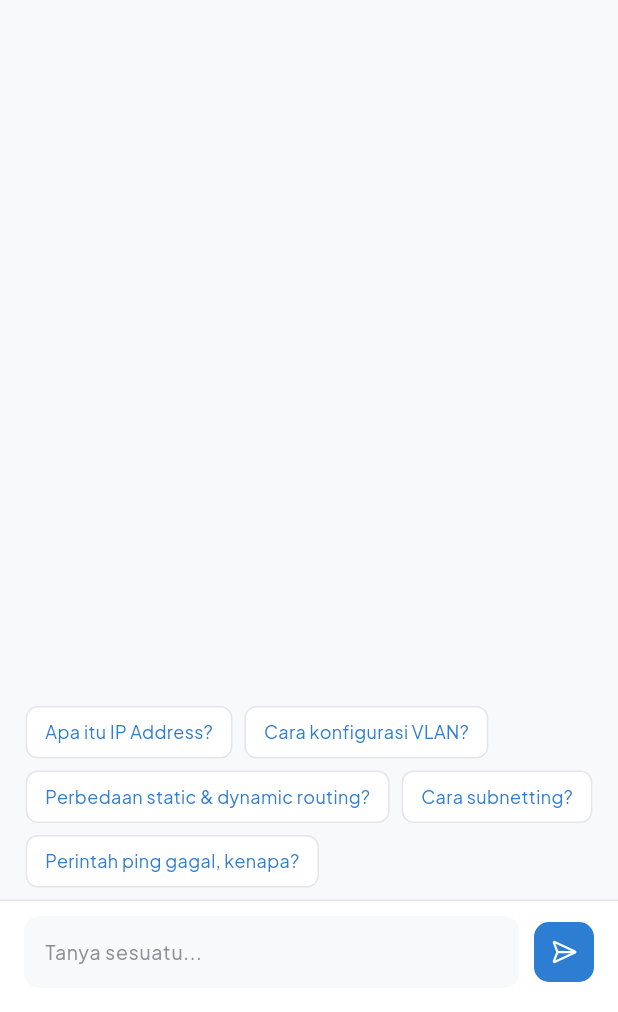
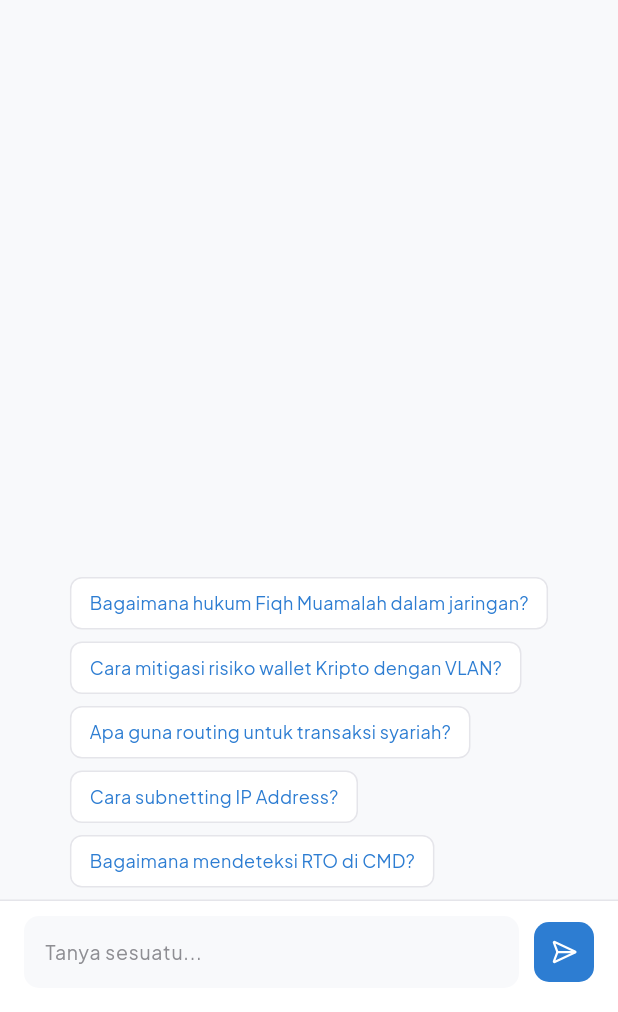
Before and after one commit to iqbaalfrm/netlabs, a Flutter app: the ChatView screen opened directly, on a phone screen of 412 x 824 dp, the part 224-1236 px from its top. Run offline on Flutter 3.47's test engine with Material 3 defaults, Android fonts, the phone set to English and light mode, and no system bars; our stand-ins replace dio, get, get_storage, google_fonts, lucide_icons_flutter; accounts and stored records are empty.

Commit message:
feat: sesuaikan data dummy mobile dan web admin dengan PRD & Fiqh Muamalah

```diff
--- a/mobile/lib/app/constants/dummy_data.dart
+++ b/mobile/lib/app/constants/dummy_data.dart
@@ -1,7 +1,7 @@
-// Data dummy terpusat — nanti diganti API call
+// Data dummy terpusat — diselaraskan dengan Fiqh Muamalah & Mitigasi Risiko Aset Kripto
 class DummyData {
   // Data siswa
-  static const String nama = 'Iqbal';
+  static const String nama = 'Muhammad Iqbal';
   static const String nis = '2122100045';
   static const String kelas = 'XI TKJ 2';
   static const String sekolah = 'SMK Bhakti Praja Dukuhwaru';
@@ -12,103 +12,255 @@ class DummyData {
   static const int nilaiRataRata = 82;
   static const int streakHari = 7;
 
-  // Balasan AI dummy berdasarkan kata kunci
+  // Balasan AI dummy berdasarkan kata kunci (Fiqh Muamalah & IT Networking)
   static String getBalasanAI(String pertanyaan) {
     final lower = pertanyaan.toLowerCase();
-    if (lower.contains('ip') || lower.contains('address')) {
-      return 'IP Address adalah alamat logis yang diberikan ke setiap perangkat dalam jaringan. '
-          'Format IPv4 terdiri dari 4 oktet (contoh: 192.168.1.1). '
-          'Setiap oktet bernilai 0-255.\n\n'
-          'IP Address dibagi menjadi:\n'
-          '• Kelas A: 1.0.0.0 - 126.255.255.255\n'
-          '• Kelas B: 128.0.0.0 - 191.255.255.255\n'
-          '• Kelas C: 192.0.0.0 - 223.255.255.255';
+
+    if (lower.contains('syariah') || lower.contains('fiqh') || lower.contains('muamalah') || lower.contains('hukum')) {
+      return 'Dalam perspektif Fiqh Muamalah, pemanfaatan infrastruktur jaringan komputer harus memenuhi prinsip kejujuran (amanah), kejelasan (transparansi/anti-gharar), dan keadilan.\n\n'
+          'Penerapannya dalam praktikum jaringan:\n'
+          '• Menggunakan perangkat lunak legal (menghindari ghasb/pencurian hak kekayaan intelektual).\n'
+          '• Segmentasi jaringan keuangan syariah menggunakan VLAN agar terhindar dari kebocoran data nasabah.\n'
+          '• Keandalan jaringan (redudansi) untuk meminimalisasi risiko kegagalan akad (transaksi) secara online.';
+    } else if (lower.contains('kripto') || lower.contains('crypto') || lower.contains('blockchain') || lower.contains('investasi')) {
+      return 'Aset Kripto dalam kajian Fiqh Muamalah kontemporer dipandang sebagai komoditas digital (sil\'ah) jika memenuhi kriteria memiliki nilai (tamawwul) dan kemanfaatan.\n\n'
+          'Mitigasi Risiko dalam jaringan Aset Kripto:\n'
+          '• Keamanan Kunci Privat (Private Key) melalui enkripsi end-to-end.\n'
+          '• Penggunaan subnetting terisolasi khusus untuk node validator blockchain.\n'
+          '• Implementasi Access Control List (ACL) pada firewall untuk menyaring traffic mencurigakan ke crypto wallet server.';
+    } else if (lower.contains('ip') || lower.contains('address')) {
+      return 'IP Address adalah identitas logis perangkat di jaringan komputer.\n\n'
+          'Dalam implementasi Jaringan Keuangan Syariah, alokasi IP harus dikelola secara terencana:\n'
+          '• Kelas IP Address (A, B, C) dipilih sesuai skala jaringan.\n'
+          '• Contoh IP Kelas C: 192.168.1.1 (umumnya untuk host retail/kantor cabang).\n'
+          '• Alokasi IP Statis diberikan pada server kritis seperti Sharia Core Banking, sementara DHCP digunakan untuk klien dinamis demi kemudahan manajemen.';
     } else if (lower.contains('vlan')) {
-      return 'VLAN (Virtual Local Area Network) adalah teknologi untuk membagi satu jaringan fisik '
-          'menjadi beberapa jaringan logis.\n\n'
-          'Fungsi VLAN:\n'
-          '• Memisahkan broadcast domain\n'
-          '• Meningkatkan keamanan jaringan\n'
-          '• Memudahkan manajemen jaringan\n\n'
-          'Perintah membuat VLAN di Cisco:\n'
-          'Switch(config)# vlan 10\n'
-          'Switch(config-vlan)# name GURU';
+      return 'VLAN (Virtual Local Area Network) membagi satu switch fisik menjadi beberapa jaringan logis secara terpisah.\n\n'
+          'Penerapan VLAN untuk Keuangan Syariah:\n'
+          '• VLAN 10 (GURU/ADMIN) untuk mengelola data rahasia sekolah.\n'
+          '• VLAN 20 (TRANSAKSI_SYARIAH) untuk jalur transaksi keuangan halal.\n'
+          '• VLAN 30 (GUEST/SISWA) dibatasi aksesnya menggunakan router (Inter-VLAN Routing) guna mencegah penyusupan dan menjaga kepatuhan syariah (syariah compliance).';
     } else if (lower.contains('routing') || lower.contains('route')) {
-      return 'Routing adalah proses menentukan jalur terbaik untuk mengirim paket data.\n\n'
-          'Jenis routing:\n'
-          '• Static: dikonfigurasi manual oleh admin\n'
-          '• Dynamic: otomatis menggunakan protokol (OSPF, RIP)\n\n'
-          'Perintah static route:\n'
-          'Router(config)# ip route 192.168.2.0 255.255.255.0 10.0.0.2';
+      return 'Routing menentukan jalur terbaik (best path) pengiriman paket data dari satu jaringan ke jaringan lain.\n\n'
+          'Dalam sistem transfer dana syariah, routing harus andal:\n'
+          '• Static Routing dikonfigurasi manual oleh network administrator untuk stabilitas jalur utama.\n'
+          '• Dynamic Routing (OSPF/BGP) digunakan untuk redundansi jika jalur utama terputus, guna meminimalisasi risiko penundaan transaksi (yang dilarang dalam transaksi syariah serah-terima tunai/taqabud).';
     } else if (lower.contains('subnet')) {
-      return 'Subnetting adalah teknik membagi jaringan besar menjadi sub-jaringan lebih kecil.\n\n'
-          'Tujuan:\n'
-          '• Efisiensi penggunaan IP\n'
-          '• Meningkatkan keamanan\n'
-          '• Mengurangi traffic broadcast\n\n'
-          'Contoh: 192.168.1.0/26\n'
-          'Subnet mask: 255.255.255.192\n'
-          'Jumlah host: 62';
-    } else if (lower.contains('ping') || lower.contains('cmd')) {
-      return 'Perintah CMD untuk verifikasi jaringan:\n\n'
-          '• ipconfig — melihat konfigurasi IP\n'
-          '• ping 192.168.1.1 — test koneksi\n'
-          '• tracert google.com — lacak jalur paket\n'
-          '• ipconfig /all — detail lengkap\n\n'
-          'Jika ping gagal, cek:\n'
-          '1. Kabel fisik\n'
-          '2. Konfigurasi IP\n'
-          '3. Default gateway';
+      return 'Subnetting membagi jaringan IP besar menjadi sub-jaringan (subnet) yang lebih kecil.\n\n'
+          'Manfaat Subnetting dalam Mitigasi Risiko:\n'
+          '• Mengisolasi domain broadcast demi meningkatkan keamanan data sensitif.\n'
+          '• Membatasi akses antar divisi (misal: memisahkan server Aset Kripto dari jaringan siswa).\n'
+          '• Contoh: Network 192.168.1.0/26 (Subnet Mask 255.255.255.192, menyediakan 62 host per subnet).';
+    } else if (lower.contains('ping') || lower.contains('cmd') || lower.contains('trouble')) {
+      return 'Pengecekan koneksi jaringan mutlak diperlukan untuk memastikan keberlangsungan transaksi keuangan online.\n\n'
+          'Perintah CMD utama:\n'
+          '• ipconfig /all — Cek alamat IP, DNS, dan default gateway.\n'
+          '• ping [ip_tujuan] — Uji latensi jaringan. Latensi tinggi atau RTO (Request Time Out) berisiko menggagalkan transaksi online.\n'
+          '• tracert [ip_tujuan] — Lacak rute perjalanan paket data untuk menemukan titik kegagalan jalur.';
     } else if (lower.contains('topologi')) {
-      return 'Topologi jaringan adalah pola penyusunan koneksi antar perangkat.\n\n'
-          'Jenis topologi:\n'
-          '• Star: semua terhubung ke switch pusat (paling umum)\n'
-          '• Bus: satu kabel utama\n'
-          '• Ring: membentuk lingkaran\n'
-          '• Mesh: setiap perangkat terhubung ke semua\n\n'
-          'Topologi Star paling banyak digunakan karena mudah troubleshooting.';
+      return 'Topologi jaringan menggambarkan tata letak fisik atau logis dari koneksi antar perangkat.\n\n'
+          '• Topologi Star: Menggunakan switch pusat. Sangat direkomendasikan untuk kantor Lembaga Keuangan Syariah (BMT, Bank Syariah) karena kegagalan satu klien tidak mengganggu operasional sistem secara keseluruhan.\n'
+          '• Topologi Mesh: Menyediakan jalur cadangan penuh (redundansi), krusial untuk mitigasi risiko downtime pada server perdagangan aset kripto.';
     } else {
-      return 'Berdasarkan materi praktikum jaringan komputer, topik ini berkaitan dengan '
-          'konsep dasar networking.\n\n'
-          'Coba tanyakan lebih spesifik tentang:\n'
-          '• IP Address & Subnetting\n'
-          '• VLAN & konfigurasinya\n'
-          '• Routing (static/dynamic)\n'
-          '• Perintah CMD (ping, ipconfig)\n'
-          '• Topologi jaringan\n\n'
-          'Saya akan menjawab berdasarkan modul praktikum.';
+      return 'Halo! Saya AI Tutor Netlabs. Silakan ajukan pertanyaan terkait materi praktikum Jaringan Komputer Dasar dan kaitannya dengan Fiqh Muamalah atau Mitigasi Risiko Aset Kripto.\n\n'
+          'Rekomendasi topik tanya jawab:\n'
+          '• Alokasi IP Address untuk Jaringan Keuangan Syariah\n'
+          '• Segmentasi VLAN untuk Mengamankan Wallet Aset Kripto\n'
+          '• Mitigasi Risiko downtime dengan Static/Dynamic Routing\n'
+          '• Perintah dasar CMD (ping, ipconfig, tracert)\n'
+          '• Hukum Fiqh Muamalah terkait penggunaan bandwidth dan software.';
     }
   }
 
   // Suggestion chips untuk chat
   static const List<String> chatSuggestions = [
-    'Apa itu IP Address?',
-    'Cara konfigurasi VLAN?',
-    'Perbedaan static & dynamic routing?',
-    'Cara subnetting?',
-    'Perintah ping gagal, kenapa?',
+    'Bagaimana hukum Fiqh Muamalah dalam jaringan?',
+    'Cara mitigasi risiko wallet Kripto dengan VLAN?',
+    'Apa guna routing untuk transaksi syariah?',
+    'Cara subnetting IP Address?',
+    'Bagaimana mendeteksi RTO di CMD?',
   ];
 
-  // ===== DUMMY DATA PERTEMUAN (fallback saat offline) =====
+  // ===== DUMMY DATA PERTEMUAN (offline demo mode) =====
   static final List<Map<String, dynamic>> semester1 = [
-    {'id': 'p1', 'nomor_urut': 1, 'judul': 'Pengenalan Jaringan Komputer', 'warna_hex': '#2D7DD2', 'progress': 1.0, 'status': 'selesai', 'kuis': true, 'topik': 4},
-    {'id': 'p2', 'nomor_urut': 2, 'judul': 'Pengalamatan IP (IP Addressing)', 'warna_hex': '#0F9B8E', 'progress': 0.75, 'status': 'selesai', 'kuis': true, 'topik': 4},
-    {'id': 'p3', 'nomor_urut': 3, 'judul': 'Konfigurasi IP di Windows', 'warna_hex': '#7B5EA7', 'progress': 0.5, 'status': 'aktif', 'kuis': false, 'topik': 3},
-    {'id': 'p4', 'nomor_urut': 4, 'judul': 'Implementasi VLAN', 'warna_hex': '#F4A261', 'progress': 0.0, 'status': 'terkunci', 'kuis': false, 'topik': 4},
-    {'id': 'p5', 'nomor_urut': 5, 'judul': 'Static Routing', 'warna_hex': '#E05263', 'progress': 0.0, 'status': 'terkunci', 'kuis': false, 'topik': 3},
-    {'id': 'p6', 'nomor_urut': 6, 'judul': 'Dynamic Routing (OSPF)', 'warna_hex': '#2D7DD2', 'progress': 0.0, 'status': 'terkunci', 'kuis': false, 'topik': 3},
-    {'id': 'p7', 'nomor_urut': 7, 'judul': 'Network Address Translation', 'warna_hex': '#0F9B8E', 'progress': 0.0, 'status': 'terkunci', 'kuis': false, 'topik': 3},
-    {'id': 'p8', 'nomor_urut': 8, 'judul': 'Ujian Praktik Semester 1', 'warna_hex': '#1A2B5F', 'progress': 0.0, 'status': 'terkunci', 'kuis': false, 'topik': 0},
+    {
+      'id': 'p1',
+      'nomor': 1,
+      'nomor_urut': 1,
+      'judul': 'Pengenalan Jaringan & Kajian Syariah Teknologi',
+      'warna_hex': '#2D7DD2',
+      'progress': 1.0,
+      'status': 'selesai',
+      'kuis': true,
+      'topik': 4
+    },
+    {
+      'id': 'p2',
+      'nomor': 2,
+      'nomor_urut': 2,
+      'judul': 'Pengalamatan IP & Mitigasi Risiko Aset Kripto',
+      'warna_hex': '#0F9B8E',
+      'progress': 0.75,
+      'status': 'selesai',
+      'kuis': true,
+      'topik': 4
+    },
+    {
+      'id': 'p3',
+      'nomor': 3,
+      'nomor_urut': 3,
+      'judul': 'Konfigurasi IP & Keamanan Transaksi Muamalah',
+      'warna_hex': '#7B5EA7',
+      'progress': 0.5,
+      'status': 'aktif',
+      'kuis': false,
+      'topik': 3
+    },
+    {
+      'id': 'p4',
+      'nomor': 4,
+      'nomor_urut': 4,
+      'judul': 'VLAN untuk Segmentasi Jaringan Syariah',
+      'warna_hex': '#F4A261',
+      'progress': 0.0,
+      'status': 'terkunci',
+      'kuis': false,
+      'topik': 4
+    },
+    {
+      'id': 'p5',
+      'nomor': 5,
+      'nomor_urut': 5,
+      'judul': 'Static Routing & Redundansi Data Kripto',
+      'warna_hex': '#E05263',
+      'progress': 0.0,
+      'status': 'terkunci',
+      'kuis': false,
+      'topik': 3
+    },
+    {
+      'id': 'p6',
+      'nomor': 6,
+      'nomor_urut': 6,
+      'judul': 'Dynamic Routing (OSPF) & Keandalan Akad',
+      'warna_hex': '#2D7DD2',
+      'progress': 0.0,
+      'status': 'terkunci',
+      'kuis': false,
+      'topik': 3
+    },
+    {
+      'id': 'p7',
+      'nomor': 7,
+      'nomor_urut': 7,
+      'judul': 'NAT untuk Akses Aman Wallet Syariah',
+      'warna_hex': '#0F9B8E',
+      'progress': 0.0,
+      'status': 'terkunci',
+      'kuis': false,
+      'topik': 3
+    },
+    {
+      'id': 'p8',
+      'nomor': 8,
+      'nomor_urut': 8,
+      'judul': 'Ujian Praktik Jaringan & Kepatuhan Syariah 1',
+      'warna_hex': '#1A2B5F',
+      'progress': 0.0,
+      'status': 'terkunci',
+      'kuis': false,
+      'topik': 0
+    },
   ];
 
   static final List<Map<String, dynamic>> semester2 = [
-    {'id': 'p9',  'nomor_urut': 9,  'judul': 'Wireless LAN (WiFi)', 'warna_hex': '#7B5EA7', 'progress': 0.0, 'status': 'terkunci', 'kuis': false, 'topik': 4},
-    {'id': 'p10', 'nomor_urut': 10, 'judul': 'Keamanan Jaringan Dasar', 'warna_hex': '#F4A261', 'progress': 0.0, 'status': 'terkunci', 'kuis': false, 'topik': 3},
-    {'id': 'p11', 'nomor_urut': 11, 'judul': 'Firewall & Access Control List', 'warna_hex': '#E05263', 'progress': 0.0, 'status': 'terkunci', 'kuis': false, 'topik': 4},
-    {'id': 'p12', 'nomor_urut': 12, 'judul': 'Monitoring Jaringan', 'warna_hex': '#2D7DD2', 'progress': 0.0, 'status': 'terkunci', 'kuis': false, 'topik': 3},
-    {'id': 'p13', 'nomor_urut': 13, 'judul': 'Troubleshooting Jaringan', 'warna_hex': '#0F9B8E', 'progress': 0.0, 'status': 'terkunci', 'kuis': false, 'topik': 4},
-    {'id': 'p14', 'nomor_urut': 14, 'judul': 'Manajemen Bandwidth', 'warna_hex': '#7B5EA7', 'progress': 0.0, 'status': 'terkunci', 'kuis': false, 'topik': 3},
-    {'id': 'p15', 'nomor_urut': 15, 'judul': 'Proyek Akhir Jaringan', 'warna_hex': '#F4A261', 'progress': 0.0, 'status': 'terkunci', 'kuis': false, 'topik': 2},
-    {'id': 'p16', 'nomor_urut': 16, 'judul': 'Ujian Praktik Semester 2', 'warna_hex': '#1A2B5F', 'progress': 0.0, 'status': 'terkunci', 'kuis': false, 'topik': 0},
+    {
+      'id': 'p9',
+      'nomor': 9,
+      'nomor_urut': 9,
+      'judul': 'Wireless LAN (WiFi) & Keamanan Mobile Banking',
+      'warna_hex': '#7B5EA7',
+      'progress': 0.0,
+      'status': 'terkunci',
+      'kuis': false,
+      'topik': 4
+    },
+    {
+      'id': 'p10',
+      'nomor': 10,
+      'nomor_urut': 10,
+      'judul': 'Keamanan Jaringan & Proteksi Dompet Digital',
+      'warna_hex': '#F4A261',
+      'progress': 0.0,
+      'status': 'terkunci',
+      'kuis': false,
+      'topik': 3
+    },
+    {
+      'id': 'p11',
+      'nomor': 11,
+      'nomor_urut': 11,
+      'judul': 'Firewall & ACL untuk Server Fiqh Muamalah',
+      'warna_hex': '#E05263',
+      'progress': 0.0,
+      'status': 'terkunci',
+      'kuis': false,
+      'topik': 4
+    },
+    {
+      'id': 'p12',
+      'nomor': 12,
+      'nomor_urut': 12,
+      'judul': 'Monitoring Jaringan & Deteksi Fraud Kripto',
+      'warna_hex': '#2D7DD2',
+      'progress': 0.0,
+      'status': 'terkunci',
+      'kuis': false,
+      'topik': 3
+    },
+    {
+      'id': 'p13',
+      'nomor': 13,
+      'nomor_urut': 13,
+      'judul': 'Troubleshooting & Keandalan FinTech Syariah',
+      'warna_hex': '#0F9B8E',
+      'progress': 0.0,
+      'status': 'terkunci',
+      'kuis': false,
+      'topik': 4
+    },
+    {
+      'id': 'p14',
+      'nomor': 14,
+      'nomor_urut': 14,
+      'judul': 'Manajemen Bandwidth untuk Aplikasi Syariah',
+      'warna_hex': '#7B5EA7',
+      'progress': 0.0,
+      'status': 'terkunci',
+      'kuis': false,
+      'topik': 3
+    },
+    {
+      'id': 'p15',
+      'nomor': 15,
+      'nomor_urut': 15,
+      'judul': 'Proyek Akhir Rancang Jaringan Lembaga Syariah',
+      'warna_hex': '#F4A261',
+      'progress': 0.0,
+      'status': 'terkunci',
+      'kuis': false,
+      'topik': 2
+    },
+    {
+      'id': 'p16',
+      'nomor': 16,
+      'nomor_urut': 16,
+      'judul': 'Ujian Praktik Jaringan & Kepatuhan Syariah 2',
+      'warna_hex': '#1A2B5F',
+      'progress': 0.0,
+      'status': 'terkunci',
+      'kuis': false,
+      'topik': 0
+    },
   ];
 }
```
Also changed, not shown: mobile/lib/app/services/api_service.dart (+117 -51 lines), 6 other files.
